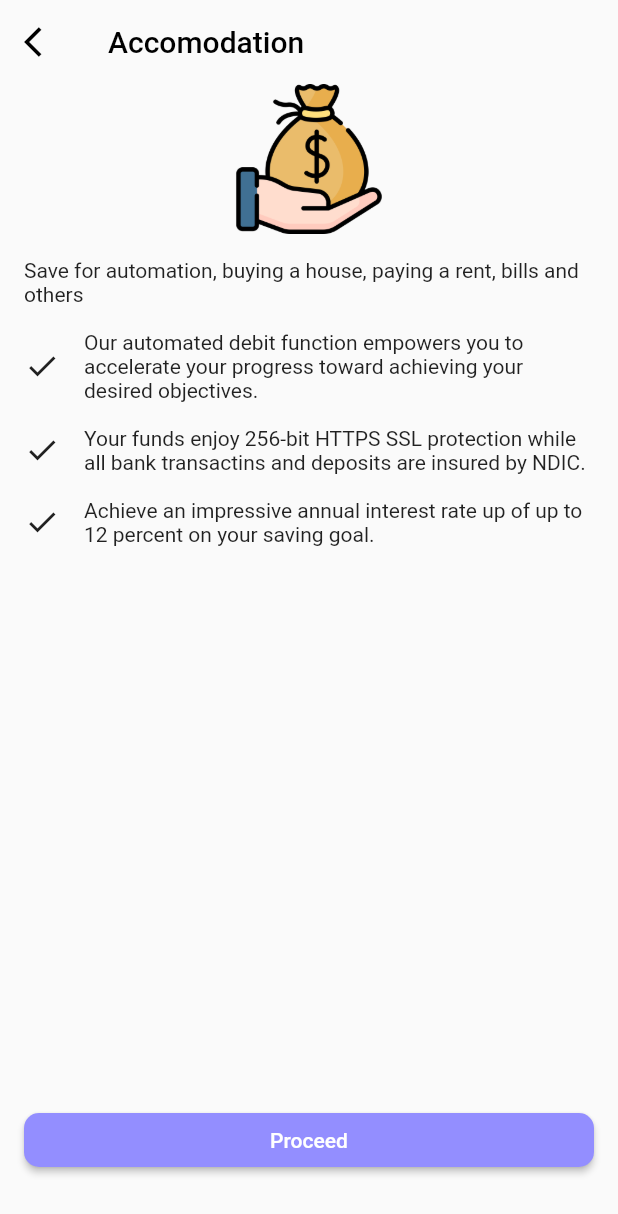
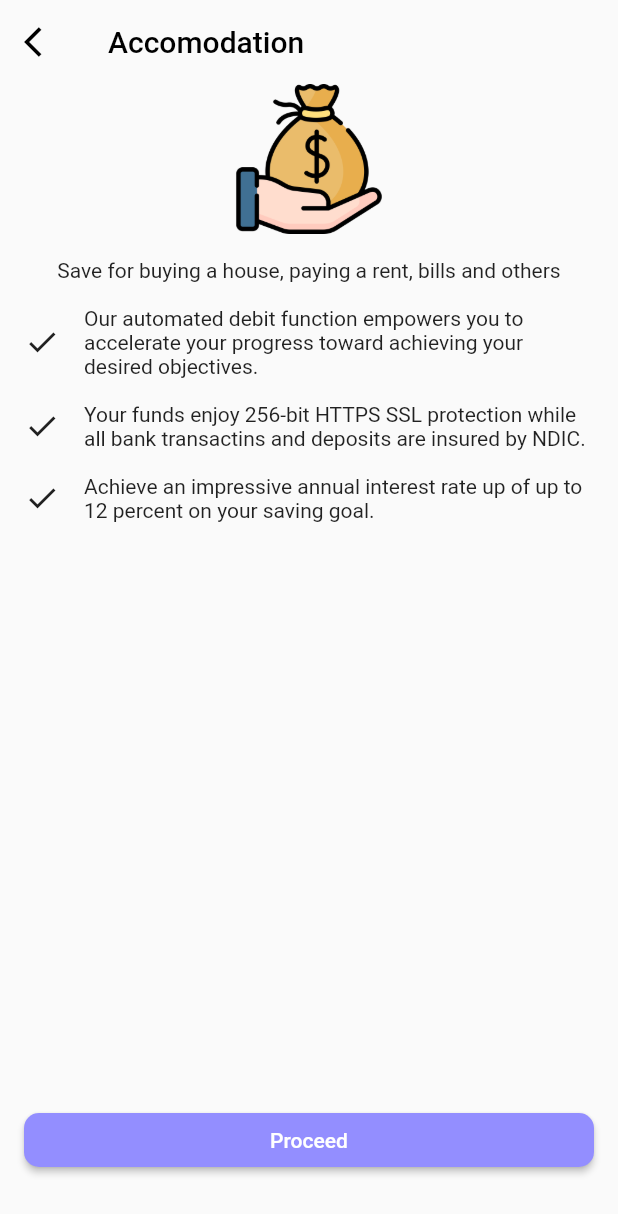
Before and after one commit to fz3hra/flutter_mcb, a Flutter app: the ServiceGuideScreen screen opened by its route, on a phone screen of 412 x 824 dp. Shown: the top 1214 px of the screen. Run offline on Flutter 3.47's test engine with Material 2 defaults, Android fonts, the phone set to English and light mode, and no system bars; our stand-ins replace eva_icons_flutter, flutter_svg, gap, shared_preferences; missing offline and left inert: dateofbirth, encrypt, qr_code_scanner; accounts and stored records are empty.

Commit message:
:lipstick: fix

```diff
--- a/lib/screens/service_screen/service_guide_screen.dart
+++ b/lib/screens/service_screen/service_guide_screen.dart
@@ -41,7 +41,7 @@ class ServiceGuideScreen extends StatelessWidget {
             ),
             Gap(16),
             Text(
-              "Save for automation, buying a house, paying a rent, bills and others",
+              "Save for buying a house, paying a rent, bills and others",
             ),
             Gap(16),
             Expanded(
```
